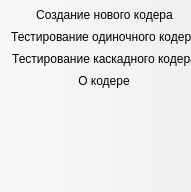
Before: the Qt Designer form src/GUI/UI/main_window.ui in Banifest/Codding, drawn with Qt 5.
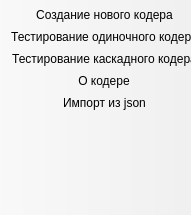
After: the same form once the commit is applied. Icons and pictures are not drawn.

Commit message: добавлен импорт из json

```diff
--- a/src/GUI/UI/main_window.ui
+++ b/src/GUI/UI/main_window.ui
@@ -10,7 +10,7 @@
                 <x>0</x>
                 <y>0</y>
                 <width>191</width>
-                <height>192</height>
+                <height>215</height>
             </rect>
         </property>
         <property name="sizePolicy">
@@ -28,7 +28,7 @@
         <property name="maximumSize">
             <size>
                 <width>291</width>
-                <height>192</height>
+                <height>215</height>
             </size>
         </property>
         <property name="focusPolicy">
@@ -130,6 +130,7 @@
             <addaction name="action_test_simple_coder"/>
             <addaction name="action_test_cascade_coder"/>
             <addaction name="action_about_coder"/>
+            <addaction name="action_import_from_json"/>
         </widget>
         <action name="action_create_new_coder">
             <property name="checkable">
@@ -215,6 +216,14 @@
                 <string>Ctrl+Shift+H</string>
             </property>
         </action>
+        <action name="action_import_from_json">
+            <property name="text">
+                <string>Импорт из json</string>
+            </property>
+            <property name="shortcut">
+                <string>Ctrl+I</string>
+            </property>
+        </action>
     </widget>
     <resources>
         <include location="../../../Resources/img/img.qrc"/>
```
The commit also changes 3 other files.
